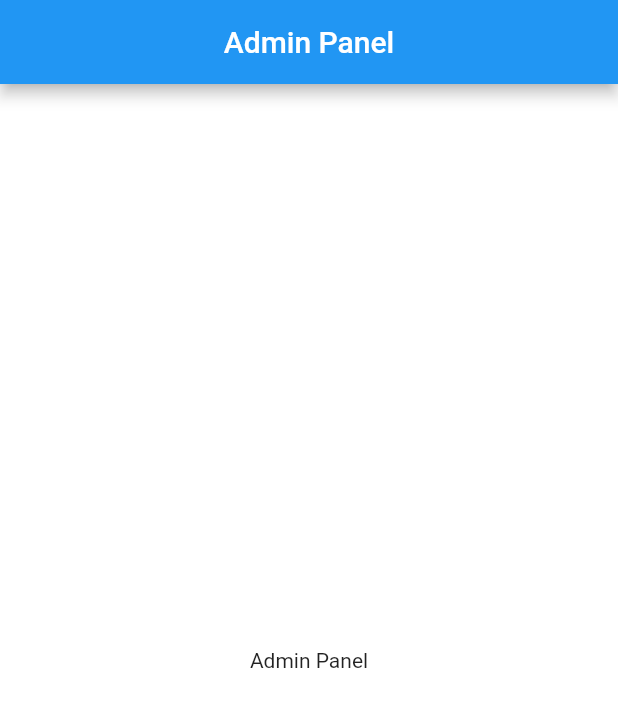
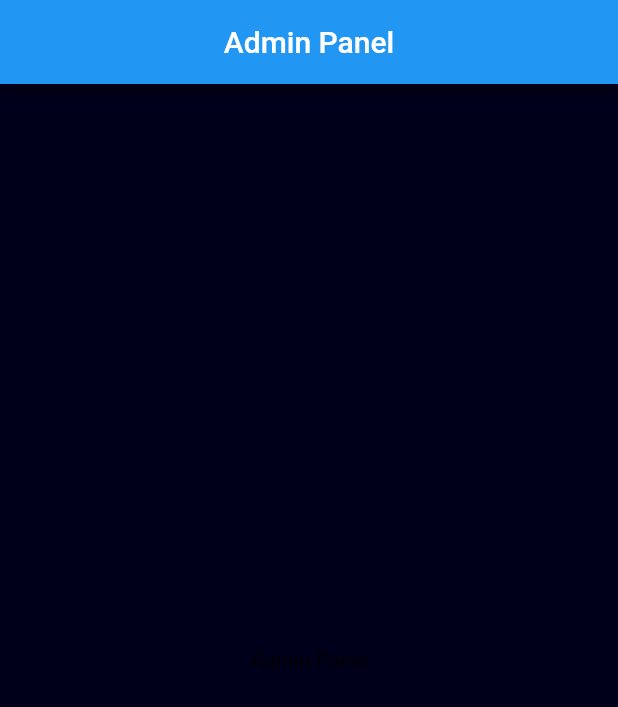
Before and after one commit to Devsaci/grocery_app_adminpanel_hadji_v2, a Flutter app: the screen it shows after launch, on a phone screen of 412 x 824 dp. Shown: the top 707 px of the screen. Run offline on Flutter 3.47's test engine with Material 2 defaults, Android fonts, the phone set to English and light mode, and no system bars.

Commit message:
themeData(true, context),

```diff
--- a/lib/main.dart
+++ b/lib/main.dart
@@ -14,7 +14,7 @@ class MyApp extends StatelessWidget {
   Widget build(BuildContext context) {
     return MaterialApp(
       title: "Admin Panel",
-      theme: Styles.themeData(false, context),
+      theme: Styles.themeData(true, context),
       home: const HomeScreen(),
     );
   }
```
